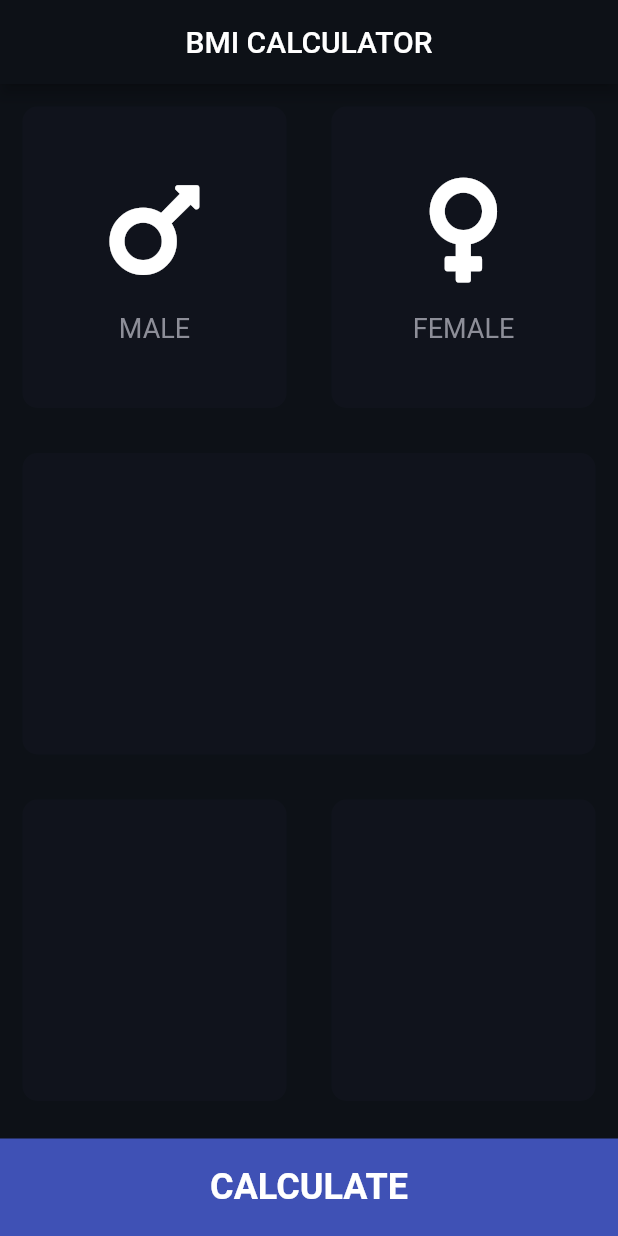
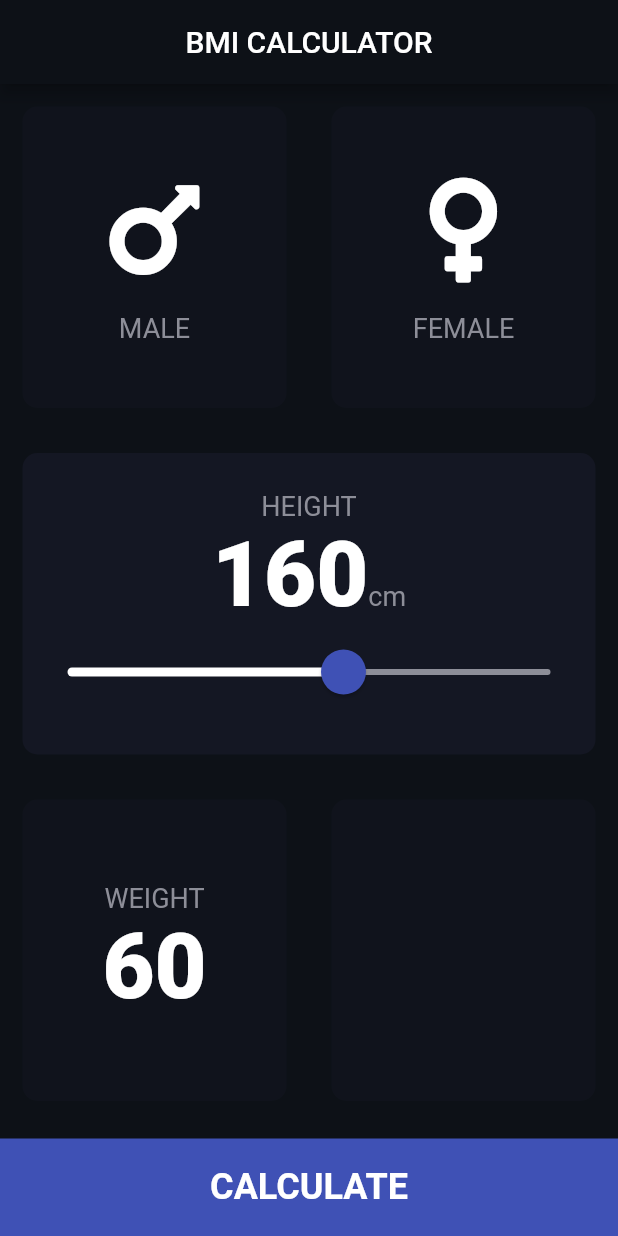
Before and after one commit to billnice250/bmi_calculator, a Flutter app: the screen it shows after launch, on a phone screen of 412 x 824 dp. Run offline on Flutter 3.47's test engine with Material 2 defaults, Android fonts, the phone set to English and light mode, and no system bars; our stand-ins replace font_awesome_flutter.

Commit message:
Height slider implemented Signed-off-by: Bill Nice <billnicejig@gmail.com>
Signed-off-by: Bill Nice <billnicejig@gmail.com>

```diff
--- /dev/null
+++ b/lib/constants.dart
@@ -0,0 +1,18 @@
+import 'package:flutter/material.dart';
+
+const kBottomContainerHeight = 65.0;
+const Color kActiveCardColor = Color(0x6F1D1E33);
+const Color kInactiveCardColor = Color(0x2F1D1E33);
+
+const Color kBottomContainerColor = Colors.indigo;
+const Color kAppPrimaryColor = Color(0xFF0D1117);
+const kLabelTextStyle = TextStyle(
+  fontSize: 18.0,
+  color: Color(0xFF8D8E98),
+);
+const kNumberTextStyle = TextStyle(
+  fontSize: 60.0,
+  fontWeight: FontWeight.w900,
+);
+const kMinHumanHeight = 40.0;
+const kMaxHumanHeight = 250.0;
--- a/lib/icon_content.dart
+++ b/lib/icon_content.dart
@@ -1,9 +1,6 @@
 import 'package:flutter/material.dart';
 
-const labelTextStyle = TextStyle(
-  fontSize: 18.0,
-  color: Color(0xFF8D8E98),
-);
+import 'constants.dart';
 
 class IconContent extends StatelessWidget {
   final String text;
@@ -25,7 +22,7 @@ class IconContent extends StatelessWidget {
         ),
         Text(
           text,
-          style: labelTextStyle,
+          style: kLabelTextStyle,
         ),
       ],
     );
--- a/lib/input_page.dart
+++ b/lib/input_page.dart
@@ -2,16 +2,10 @@ import 'package:flutter/material.dart';
 import 'package:font_awesome_flutter/font_awesome_flutter.dart';
 import 'package:my_bmi/reusable_card.dart';
 
+import 'constants.dart';
 import 'icon_content.dart';
 
 enum Gender { MALE, FEMALE }
-
-const bottomContainerHeight = 65.0;
-const Color activeCardColor = Color(0x6F1D1E33);
-const Color inactiveCardColor = Color(0x2F1D1E33);
-
-const Color bottomContainerColor = Colors.indigo;
-const Color appPrimaryColor = Color(0xFF0D1117);
 
 class InputPage extends StatefulWidget {
   @override
@@ -20,6 +14,8 @@ class InputPage extends StatefulWidget {
 
 class _InputPageState extends State<InputPage> {
   Gender selectedGender;
+  double height = 160.0;
+  double weight = 60;
 
   @override
   Widget build(BuildContext context) {
@@ -29,44 +25,41 @@ class _InputPageState extends State<InputPage> {
         centerTitle: true,
       ),
       body: Column(
+        crossAxisAlignment: CrossAxisAlignment.stretch,
         children: <Widget>[
           Expanded(
             child: Row(
               children: [
                 Expanded(
-                  child: GestureDetector(
-                    onTap: () {
+                  child: ReusableCard(
+                    colour: selectedGender == Gender.MALE
+                        ? kActiveCardColor
+                        : kInactiveCardColor,
+                    cardWild: IconContent(
+                      iconData: FontAwesomeIcons.mars,
+                      text: 'MALE',
+                    ),
+                    tapResponse: () {
                       setState(() {
                         selectedGender = Gender.MALE;
                       });
                     },
-                    child: ReusableCard(
-                      colour: selectedGender == Gender.MALE
-                          ? activeCardColor
-                          : inactiveCardColor,
-                      cardWild: IconContent(
-                        iconData: FontAwesomeIcons.mars,
-                        text: 'MALE',
-                      ),
-                    ),
                   ),
                 ),
                 Expanded(
-                  child: GestureDetector(
-                    onTap: () {
+                  child: ReusableCard(
+                    colour: selectedGender == Gender.FEMALE
+                        ? kActiveCardColor
+                        : kInactiveCardColor,
+                    cardWild: IconContent(
+                      iconData: FontAwesomeIcons.venus,
+                      text: 'FEMALE',
+                    ),
+                    tapResponse: () {
                       setState(() {
                         selectedGender = Gender.FEMALE;
                       });
                     },
-                    child: ReusableCard(
-                      colour: selectedGender == Gender.FEMALE
-                          ? activeCardColor
-                          : inactiveCardColor,
-                      cardWild: IconContent(
-                        iconData: FontAwesomeIcons.venus,
-                        text: 'FEMALE',
-                      ),
-                    ),
                   ),
                 ),
               ],
@@ -74,7 +67,52 @@ class _InputPageState extends State<InputPage> {
           ),
           Expanded(
             child: ReusableCard(
-              colour: inactiveCardColor,
+              colour: kActiveCardColor,
+              cardWild: Column(
+                mainAxisAlignment: MainAxisAlignment.center,
+                children: [
+                  Text(
+                    'HEIGHT',
+                    style: kLabelTextStyle,
+                  ),
+                  Row(
+                    mainAxisAlignment: MainAxisAlignment.center,
+                    crossAxisAlignment: CrossAxisAlignment.baseline,
+                    textBaseline: TextBaseline.alphabetic,
+                    children: [
+                      Text(
+                        height.toInt().toString(),
+                        style: kNumberTextStyle,
+                      ),
+                      Text(
+                        'cm',
+                        style: kLabelTextStyle,
+                      )
+                    ],
+                  ),
+                  SliderTheme(
+                    data: SliderTheme.of(context).copyWith(
+                      activeTrackColor: Colors.white,
+                      thumbColor: kBottomContainerColor,
+                      thumbShape:
+                          RoundSliderThumbShape(enabledThumbRadius: 15.0),
+                      overlayShape:
+                          RoundSliderOverlayShape(overlayRadius: 30.0),
+                    ),
+                    child: Slider(
+                      inactiveColor: Color(0xFF8D8E98),
+                      value: height,
+                      min: kMinHumanHeight,
+                      max: kMaxHumanHeight,
+                      onChanged: (double value) {
+                        setState(() {
+                          height = value;
+                        });
+                      },
+                    ),
+                  )
+                ],
+              ),
             ),
           ),
           Expanded(
@@ -82,12 +120,25 @@ class _InputPageState extends State<InputPage> {
               children: [
                 Expanded(
                   child: ReusableCard(
-                    colour: inactiveCardColor,
+                    colour: kInactiveCardColor,
+                    cardWild: Column(
+                      mainAxisAlignment: MainAxisAlignment.center,
+                      children: [
+                        Text(
+                          'WEIGHT',
+                          style: kLabelTextStyle,
+                        ),
+                        Text(
+                          weight.toInt().toString(),
+                          style: kNumberTextStyle,
+                        )
+                      ],
+                    ),
                   ),
                 ),
                 Expanded(
                   child: ReusableCard(
-                    colour: inactiveCardColor,
+                    colour: kInactiveCardColor,
                   ),
                 ),
               ],
@@ -101,10 +152,10 @@ class _InputPageState extends State<InputPage> {
                     fontSize: 24.0,
                   )),
             ),
-            color: bottomContainerColor,
+            color: kBottomContainerColor,
             margin: EdgeInsets.only(top: 10.0),
             width: double.infinity,
-            height: bottomContainerHeight,
+            height: kBottomContainerHeight,
           ),
         ],
       ),
--- a/lib/main.dart
+++ b/lib/main.dart
@@ -1,6 +1,7 @@
 import 'package:flutter/material.dart';
 import 'package:flutter/services.dart';
 
+import 'constants.dart';
 import 'input_page.dart';
 
 void main() => runApp(BMICalculator());
@@ -9,13 +10,13 @@ class BMICalculator extends StatelessWidget {
   @override
   Widget build(BuildContext context) {
     SystemChrome.setSystemUIOverlayStyle(SystemUiOverlayStyle(
-      systemNavigationBarColor: bottomContainerColor,
+      systemNavigationBarColor: kBottomContainerColor,
     ));
     return MaterialApp(
       theme: ThemeData.dark().copyWith(
         //Color(0xFF0A0E21)
-        primaryColor: appPrimaryColor,
-        scaffoldBackgroundColor: appPrimaryColor,
+        primaryColor: kAppPrimaryColor,
+        scaffoldBackgroundColor: kAppPrimaryColor,
       ),
       home: InputPage(),
     );
--- a/lib/reusable_card.dart
+++ b/lib/reusable_card.dart
@@ -3,17 +3,21 @@ import 'package:flutter/material.dart';
 class ReusableCard extends StatelessWidget {
   final Color colour;
   final Widget cardWild;
+  final Function tapResponse;
 
-  ReusableCard({@required this.colour, this.cardWild});
+  ReusableCard({@required this.colour, this.cardWild, this.tapResponse});
 
   @override
   Widget build(BuildContext context) {
-    return Container(
-      child: cardWild,
-      margin: EdgeInsets.all(15.0),
-      decoration: BoxDecoration(
-        borderRadius: BorderRadius.circular(10.0),
-        color: colour,
+    return GestureDetector(
+      onTap: tapResponse,
+      child: Container(
+        child: cardWild,
+        margin: EdgeInsets.all(15.0),
+        decoration: BoxDecoration(
+          borderRadius: BorderRadius.circular(10.0),
+          color: colour,
+        ),
       ),
     );
   }
--- /dev/null
+++ b/lib/round_icon_button.dart
@@ -0,0 +1,11 @@
+import 'package:flutter/material.dart';
+
+class RoundIconButton extends StatelessWidget {
+  @override
+  Widget build(BuildContext context) {
+    return RawMaterialButton(
+      shape: CircleBorder(),
+      fillColor: Color(0xFF4C4F5E),
+    );
+  }
+}
```
